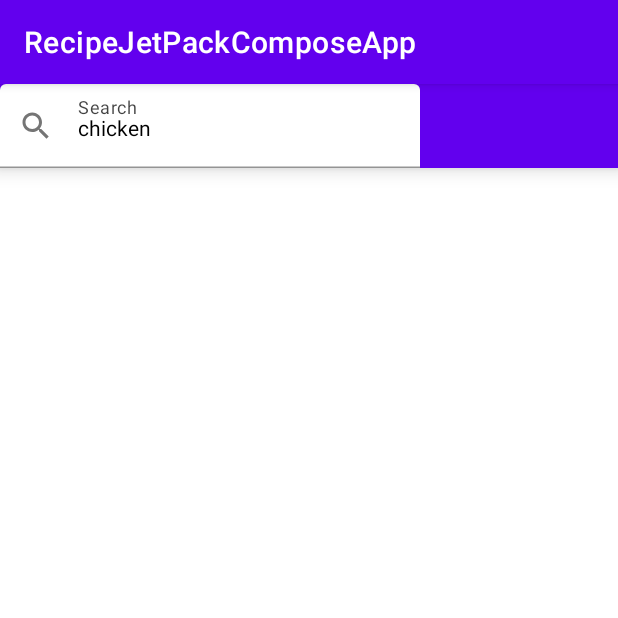
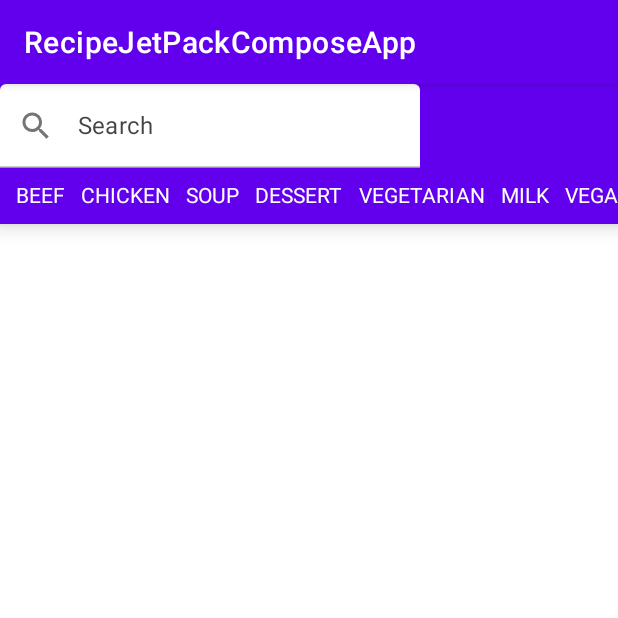
Before and after one commit to bisht2961/RecipeJetPackComposeApp, an Android app built with Jetpack Compose: the screen it shows after launch (MainActivity), on a phone screen of 412 x 824 dp, the top half of it. Run offline under Robolectric (Android 15) with nearby library versions, the phone set to English and light mode, and no system bars; our stand-ins replace Dagger/Hilt's generated code; network calls fail; 1 statement that could not run was skipped.

Commit message:
RecipeJetPackComposeApp

```diff
--- /dev/null
+++ b/app/src/main/java/com/bisht/recipejetpackcomposeapp/presentation/Components/FoodCategoryChip.kt
@@ -0,0 +1 @@
+package com.bisht.recipejetpackcomposeapp.presentation.Components
--- /dev/null
+++ b/app/src/main/java/com/bisht/recipejetpackcomposeapp/presentation/ui/RecipList/FoodCategory.kt
@@ -0,0 +1,32 @@
+package com.bisht.recipejetpackcomposeapp.presentation.ui.RecipList
+
+enum class FoodCategory (val value: String){
+    CHICKEN("chicken"),
+    BEEF("beef"),
+    SOUP("soup"),
+    DESSERT("dessert"),
+    VEGETARIAN("vegetarian"),
+    MILK("milk"),
+    VEGAN("vegan"),
+    PIZZA("pizza"),
+    DONUT("donut"),
+}
+
+fun getAllFoodCategories(): List<FoodCategory>{
+    return listOf(
+        FoodCategory.BEEF,
+        FoodCategory.CHICKEN,
+        FoodCategory.SOUP,
+        FoodCategory.DESSERT,
+        FoodCategory.VEGETARIAN,
+        FoodCategory.MILK,
+        FoodCategory.VEGAN,
+        FoodCategory.PIZZA,
+        FoodCategory.DONUT,
+    )
+}
+fun getFoodCategory(value: String):FoodCategory?{
+    val map = FoodCategory.values().associateBy( FoodCategory::value )
+    return map[value]
+}
+const val CATEGORYSIZE = 9
--- a/app/src/main/java/com/bisht/recipejetpackcomposeapp/presentation/ui/RecipList/RecipeListFragment.kt
+++ b/app/src/main/java/com/bisht/recipejetpackcomposeapp/presentation/ui/RecipList/RecipeListFragment.kt
@@ -4,12 +4,14 @@ import android.os.Bundle
 import android.view.LayoutInflater
 import android.view.View
 import android.view.ViewGroup
+import androidx.compose.foundation.horizontalScroll
 import androidx.compose.foundation.layout.Column
 import androidx.compose.foundation.layout.Row
 import androidx.compose.foundation.layout.fillMaxWidth
 import androidx.compose.foundation.layout.padding
 import androidx.compose.foundation.lazy.LazyColumn
 import androidx.compose.foundation.lazy.itemsIndexed
+import androidx.compose.foundation.rememberScrollState
 import androidx.compose.foundation.text.KeyboardActions
 import androidx.compose.foundation.text.KeyboardOptions
 import androidx.compose.material.*
@@ -52,6 +54,7 @@ class RecipeListFragment: Fragment() {
                             .fillMaxWidth(),
                         color = MaterialTheme.colors.primary,
                     ) {
+                        Column {
                             Row(
                                 modifier = Modifier.fillMaxWidth()
                             ){
@@ -72,7 +75,7 @@ class RecipeListFragment: Fragment() {
                                     },
                                     keyboardActions = KeyboardActions( onSearch = {
                                         viewModel.newSearch(query)
-                                    focusManager?.clearFocus()
+                                        focusManager.clearFocus()
                                     }),
                                     textStyle = androidx.compose.ui.text.TextStyle(
                                         color = MaterialTheme.colors.onSurface
@@ -82,6 +85,19 @@ class RecipeListFragment: Fragment() {
                                     )
                                 )
 
+                            }
+                            Row(
+                                modifier = Modifier
+                                    .horizontalScroll(rememberScrollState())
+                                    .padding(5.dp)
+                            ) {
+                                for ( foodCategory in getAllFoodCategories()){
+                                    Text(
+                                        text = foodCategory.toString(),
+                                        modifier = Modifier.padding(5.dp)
+                                    )
+                                }
+                            }
                         }
                     }
                     LazyColumn {
--- a/app/src/main/java/com/bisht/recipejetpackcomposeapp/presentation/ui/RecipList/RecipeListViewModel.kt
+++ b/app/src/main/java/com/bisht/recipejetpackcomposeapp/presentation/ui/RecipList/RecipeListViewModel.kt
@@ -19,7 +19,8 @@ class RecipeListViewModel @Inject constructor(
 ): ViewModel() {
 
     val recipes: MutableState<List<Recipe>> = mutableStateOf(ArrayList())
-    val query = mutableStateOf("chicken")
+    val query = mutableStateOf("")
+
     init {
         newSearch(query.value)
     }
```
Lines whose indentation alone changed are shown as unchanged.
